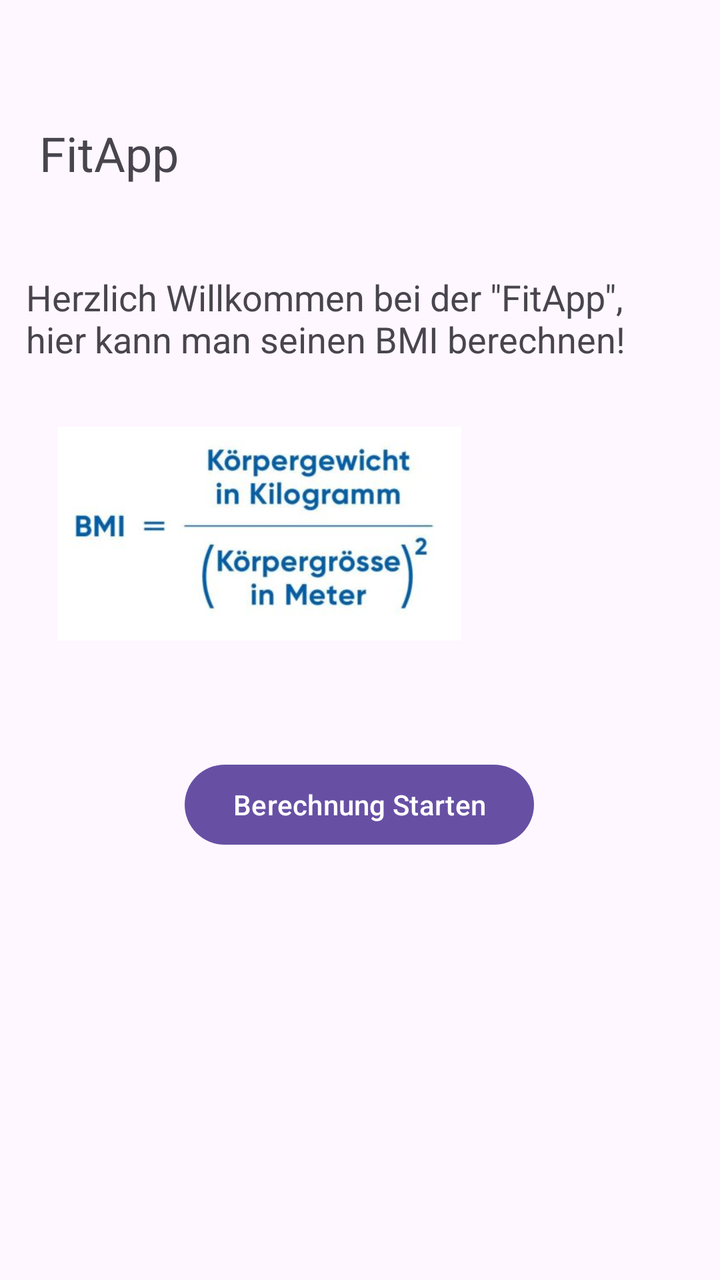
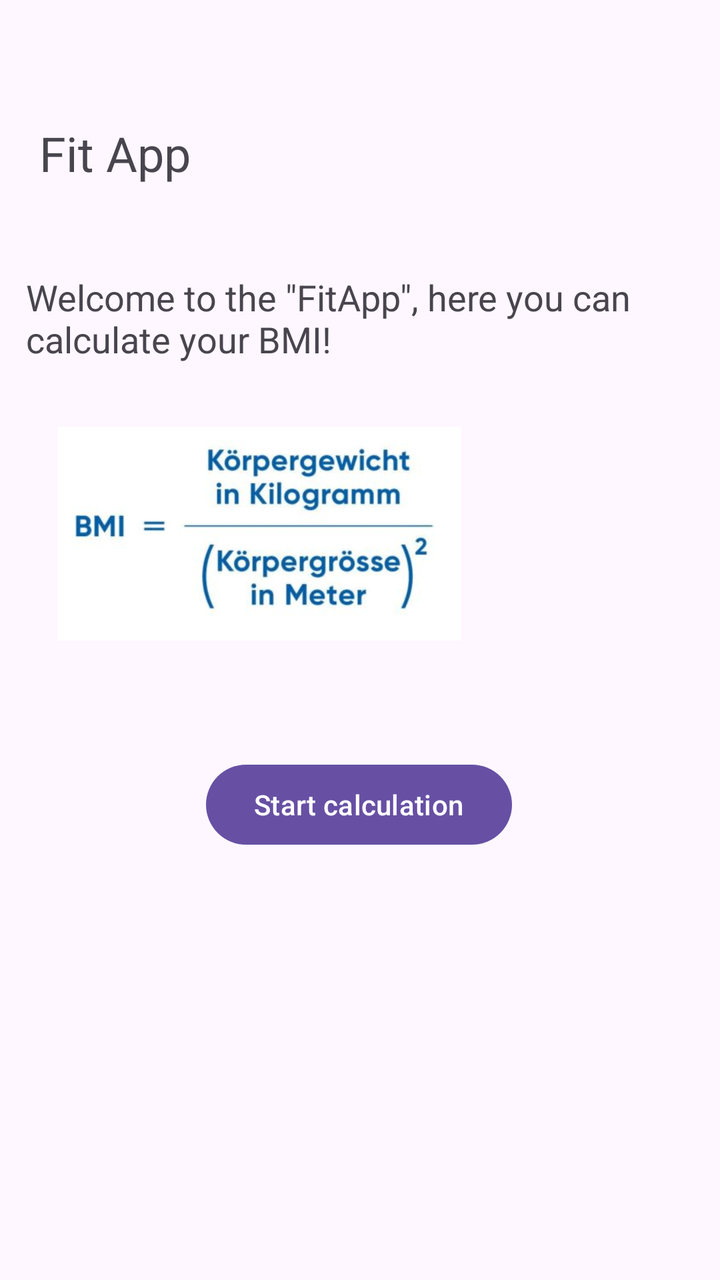

Two renders of the same Android screen: before a commit and after it. Below are the layout's source before the change and the commit's diff.
<!-- AndroidManifest.xml: application theme Theme.FitAppMobile -->
<!-- res/layout/activity_main.xml -->
<?xml version="1.0" encoding="utf-8"?>
<androidx.constraintlayout.widget.ConstraintLayout xmlns:android="http://schemas.android.com/apk/res/android"
    xmlns:app="http://schemas.android.com/apk/res-auto"
    xmlns:tools="http://schemas.android.com/tools"
    android:id="@+id/main"
    android:layout_width="match_parent"
    android:layout_height="match_parent"
    tools:context=".MainActivity">

    <TextView
        android:layout_width="231dp"
        android:layout_height="41dp"
        android:text="FitApp"
        android:textSize="24sp"
        app:layout_constraintBottom_toBottomOf="parent"
        app:layout_constraintEnd_toEndOf="parent"
        app:layout_constraintHorizontal_bias="0.152"
        app:layout_constraintStart_toStartOf="parent"
        app:layout_constraintTop_toTopOf="parent"
        app:layout_constraintVertical_bias="0.101" />

    <TextView
        android:id="@+id/textHeight"
        android:layout_width="313dp"
        android:layout_height="65dp"
        android:text="Herzlich Willkommen bei der &quot;FitApp&quot;, hier kann man seinen BMI berechnen!"
        android:textSize="18sp"
        app:layout_constraintBottom_toBottomOf="parent"
        app:layout_constraintEnd_toEndOf="parent"
        app:layout_constraintHorizontal_bias="0.275"
        app:layout_constraintStart_toStartOf="parent"
        app:layout_constraintTop_toTopOf="parent"
        app:layout_constraintVertical_bias="0.237" />

    <ImageView
        android:id="@+id/imageView"
        android:layout_width="220dp"
        android:layout_height="107dp"
        app:layout_constraintBottom_toBottomOf="parent"
        app:layout_constraintEnd_toEndOf="parent"
        app:layout_constraintHorizontal_bias="0.141"
        app:layout_constraintStart_toStartOf="parent"
        app:layout_constraintTop_toTopOf="parent"
        app:layout_constraintVertical_bias="0.4"
        app:srcCompat="@drawable/bmi_formel" />

    <Button
        android:id="@+id/buttonStart"
        android:layout_width="wrap_content"
        android:layout_height="wrap_content"
        android:text="Berechnung Starten"
        app:layout_constraintBottom_toBottomOf="parent"
        app:layout_constraintEnd_toEndOf="parent"
        app:layout_constraintHorizontal_bias="0.498"
        app:layout_constraintStart_toStartOf="parent"
        app:layout_constraintTop_toTopOf="parent"
        app:layout_constraintVertical_bias="0.639" />

</androidx.constraintlayout.widget.ConstraintLayout>
<!-- resources referenced by this layout -->
<resources>
  <!-- drawable bmi_formel: jpg bitmap (drawable, 14893 bytes) -->
  <style name="Theme.FitAppMobile" parent="Base.Theme.FitAppMobile" />
  <style name="Base.Theme.FitAppMobile" parent="Theme.Material3.DayNight">
          
          
      </style>
</resources>

<!-- the commit's change to res/layout/activity_main.xml (unified diff, before → after) -->
@@ -10,7 +10,7 @@
     <TextView
         android:layout_width="231dp"
         android:layout_height="41dp"
-        android:text="FitApp"
+        android:text="@string/app_name"
         android:textSize="24sp"
         app:layout_constraintBottom_toBottomOf="parent"
         app:layout_constraintEnd_toEndOf="parent"
@@ -23,7 +23,7 @@
         android:id="@+id/textHeight"
         android:layout_width="313dp"
         android:layout_height="65dp"
-        android:text="Herzlich Willkommen bei der &quot;FitApp&quot;, hier kann man seinen BMI berechnen!"
+        android:text="@string/welcome_text"
         android:textSize="18sp"
         app:layout_constraintBottom_toBottomOf="parent"
         app:layout_constraintEnd_toEndOf="parent"
@@ -48,7 +48,7 @@
         android:id="@+id/buttonStart"
         android:layout_width="wrap_content"
         android:layout_height="wrap_content"
-        android:text="Berechnung Starten"
+        android:text="@string/start_calculation"
         app:layout_constraintBottom_toBottomOf="parent"
         app:layout_constraintEnd_toEndOf="parent"
         app:layout_constraintHorizontal_bias="0.498"
<!-- resource entries referenced after the edit -->
@@ -1,6 +1,9 @@
 <!-- resources referenced by this layout -->
 <resources>
   <!-- drawable bmi_formel: jpg bitmap (drawable, 14893 bytes) -->
+  <string name="app_name">Fit App</string>
+  <string name="start_calculation">Start calculation</string>
+  <string name="welcome_text">Welcome to the \"FitApp\", here you can calculate your BMI!</string>
   <style name="Theme.FitAppMobile" parent="Base.Theme.FitAppMobile" />
   <style name="Base.Theme.FitAppMobile" parent="Theme.Material3.DayNight">
           
